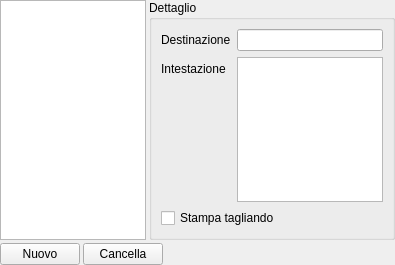
Before: the Qt Designer form src/destinazionidlg.ui in mtonin/gestcassa, drawn with Qt 5.
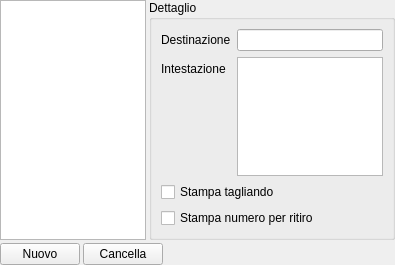
After: the same form once the commit is applied.

Commit message: - aggiunta gestione stampa numero sullo scontrino per il ritiro dei prodotti

The edit to the form file:
```diff
--- a/src/destinazionidlg.ui
+++ b/src/destinazionidlg.ui
@@ -100,6 +100,13 @@
           </property>
          </widget>
         </item>
+        <item>
+         <widget class="QCheckBox" name="stampaNumeroRitiro">
+          <property name="text">
+           <string>Stampa numero per ritiro</string>
+          </property>
+         </widget>
+        </item>
        </layout>
       </widget>
      </item>
```
The commit also changes 6 other files.
